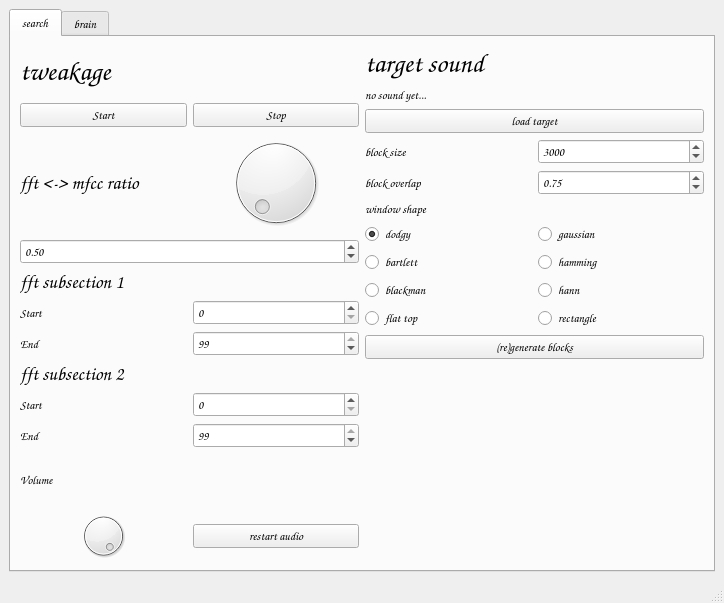
The window that samplebrain/interface/samplebrain.ui (aeiouaeiouaeiouaeiouaeiouaeiou/samplebrain) describes before a commit, drawn with Qt 5.
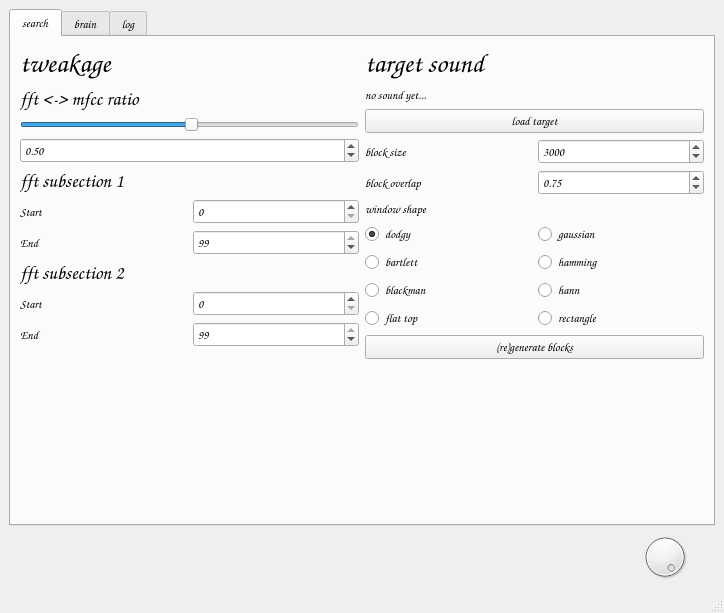
The same window after the commit. Icons and pictures are not drawn.

Commit message: interface rework, started record stuff, exit crash fix

What changed in the file:
```diff
--- a/samplebrain/interface/samplebrain.ui
+++ b/samplebrain/interface/samplebrain.ui
@@ -7,14 +7,14 @@
     <x>0</x>
     <y>0</y>
     <width>724</width>
-    <height>603</height>
+    <height>613</height>
    </rect>
   </property>
   <property name="windowTitle">
    <string>samplebrain 0.0.3</string>
   </property>
   <widget class="QWidget" name="centralwidget">
-   <layout class="QHBoxLayout" name="horizontalLayout">
+   <layout class="QVBoxLayout" name="verticalLayout_7">
     <item>
      <widget class="QTabWidget" name="tabWidget">
       <property name="font">
@@ -49,41 +49,6 @@
             </property>
            </widget>
           </item>
-          <item>
-           <layout class="QHBoxLayout" name="horizontalLayout_12">
-            <item>
-             <widget class="QPushButton" name="pushButtonPlay">
-              <property name="font">
-               <font>
-                <family>Comic Sans MS</family>
-                <weight>75</weight>
-                <bold>true</bold>
-               </font>
-              </property>
-              <property name="text">
-               <string>Start</string>
-              </property>
-              <property name="flat">
-               <bool>false</bool>
-              </property>
-             </widget>
-            </item>
-            <item>
-             <widget class="QPushButton" name="pushButtonStop">
-              <property name="font">
-               <font>
-                <family>Comic Sans MS</family>
-                <weight>75</weight>
-                <bold>true</bold>
-               </font>
-              </property>
-              <property name="text">
-               <string>Stop</string>
-              </property>
-             </widget>
-            </item>
-           </layout>
-          </item>
           <item>
            <layout class="QHBoxLayout" name="horizontalLayout_16">
             <item>
@@ -101,27 +66,24 @@
               </property>
              </widget>
             </item>
-            <item>
-             <widget class="QDial" name="dialRatio">
-              <property name="enabled">
-               <bool>true</bool>
-              </property>
-              <property name="sizePolicy">
-               <sizepolicy hsizetype="Preferred" vsizetype="Preferred">
-                <horstretch>0</horstretch>
-                <verstretch>0</verstretch>
-               </sizepolicy>
-              </property>
-              <property name="minimumSize">
-               <size>
-                <width>60</width>
-                <height>60</height>
-               </size>
-              </property>
-             </widget>
-            </item>
            </layout>
           </item>
+          <item>
+           <widget class="QSlider" name="sliderRatio">
+            <property name="sizePolicy">
+             <sizepolicy hsizetype="Preferred" vsizetype="Fixed">
+              <horstretch>0</horstretch>
+              <verstretch>0</verstretch>
+             </sizepolicy>
+            </property>
+            <property name="value">
+             <number>50</number>
+            </property>
+            <property name="orientation">
+             <enum>Qt::Horizontal</enum>
+            </property>
+           </widget>
+          </item>
           <item>
            <widget class="QDoubleSpinBox" name="doubleSpinBoxRatio">
             <property name="maximum">
@@ -263,44 +225,18 @@
               </item>
              </layout>
             </item>
-           </layout>
-          </item>
-          <item>
-           <widget class="QLabel" name="label_13">
-            <property name="font">
-             <font>
-              <family>Comic Sans MS</family>
-              <weight>75</weight>
-              <bold>true</bold>
-             </font>
-            </property>
-            <property name="text">
-             <string>Volume</string>
-            </property>
-           </widget>
-          </item>
-          <item>
-           <layout class="QHBoxLayout" name="horizontalLayout_17">
             <item>
-             <widget class="QDial" name="dialVolume">
-              <property name="value">
-               <number>99</number>
+             <spacer name="verticalSpacer_3">
+              <property name="orientation">
+               <enum>Qt::Vertical</enum>
               </property>
-             </widget>
-            </item>
-            <item>
-             <widget class="QPushButton" name="pushButtonRestartAudio">
-              <property name="font">
-               <font>
-                <family>Comic Sans MS</family>
-                <weight>75</weight>
-                <bold>true</bold>
-               </font>
+              <property name="sizeHint" stdset="0">
+               <size>
+                <width>20</width>
+                <height>40</height>
+               </size>
               </property>
-              <property name="text">
-               <string>restart audio</string>
-              </property>
-             </widget>
+             </spacer>
             </item>
            </layout>
           </item>
@@ -792,8 +728,136 @@
         </item>
        </layout>
       </widget>
+      <widget class="QWidget" name="logTab">
+       <attribute name="title">
+        <string>log</string>
+       </attribute>
+       <layout class="QHBoxLayout" name="horizontalLayout_15">
+        <item>
+         <widget class="QPlainTextEdit" name="plainTextEdit"/>
+        </item>
+       </layout>
+      </widget>
      </widget>
     </item>
+    <item>
+     <layout class="QHBoxLayout" name="horizontalLayout_12">
+      <item>
+       <widget class="QPushButton" name="pushButtonPlay">
+        <property name="font">
+         <font>
+          <family>Comic Sans MS</family>
+          <weight>75</weight>
+          <bold>true</bold>
+         </font>
+        </property>
+        <property name="text">
+         <string/>
+        </property>
+        <property name="icon">
+         <iconset resource="../qt/samplebrain.qrc">
+          <normaloff>:/images/images/play.png</normaloff>:/images/images/play.png</iconset>
+        </property>
+        <property name="iconSize">
+         <size>
+          <width>64</width>
+          <height>64</height>
+         </size>
+        </property>
+        <property name="flat">
+         <bool>true</bool>
+        </property>
+       </widget>
+      </item>
+      <item>
+       <widget class="QPushButton" name="pushButtonStop">
+        <property name="font">
+         <font>
+          <family>Comic Sans MS</family>
+          <weight>75</weight>
+          <bold>true</bold>
+         </font>
+        </property>
+        <property name="text">
+         <string/>
+        </property>
+        <property name="icon">
+         <iconset resource="../qt/samplebrain.qrc">
+          <normaloff>:/images/images/pause.png</normaloff>:/images/images/pause.png</iconset>
+        </property>
+        <property name="iconSize">
+         <size>
+          <width>64</width>
+          <height>64</height>
+         </size>
+        </property>
+        <property name="flat">
+         <bool>true</bool>
+        </property>
+       </widget>
+      </item>
+      <item>
+       <widget class="QPushButton" name="pushButtonRecord">
+        <property name="text">
+         <string/>
+        </property>
+        <property name="icon">
+         <iconset resource="../qt/samplebrain.qrc">
+          <normaloff>:/images/images/record.png</normaloff>:/images/images/record.png</iconset>
+        </property>
+        <property name="iconSize">
+         <size>
+          <width>64</width>
+          <height>64</height>
+         </size>
+        </property>
+        <property name="flat">
+         <bool>true</bool>
+        </property>
+       </widget>
+      </item>
+      <item>
+       <widget class="QPushButton" name="pushButtonStopRecord">
+        <property name="text">
+         <string/>
+        </property>
+        <property name="icon">
+         <iconset resource="../qt/samplebrain.qrc">
+          <normaloff>:/images/images/stop.png</normaloff>:/images/images/stop.png</iconset>
+        </property>
+        <property name="iconSize">
+         <size>
+          <width>64</width>
+          <height>64</height>
+         </size>
+        </property>
+        <property name="flat">
+         <bool>true</bool>
+        </property>
+       </widget>
+      </item>
+      <item>
+       <spacer name="horizontalSpacer">
+        <property name="orientation">
+         <enum>Qt::Horizontal</enum>
+        </property>
+        <property name="sizeHint" stdset="0">
+         <size>
+          <width>40</width>
+          <height>20</height>
+         </size>
+        </property>
+       </spacer>
+      </item>
+      <item>
+       <widget class="QDial" name="dialVolume">
+        <property name="value">
+         <number>99</number>
+        </property>
+       </widget>
+      </item>
+     </layout>
+    </item>
    </layout>
   </widget>
   <widget class="QStatusBar" name="statusbar"/>
```
Left out of the diff: 88 changed lines with no effect on the pictures. The commit also changes 9 other files.
